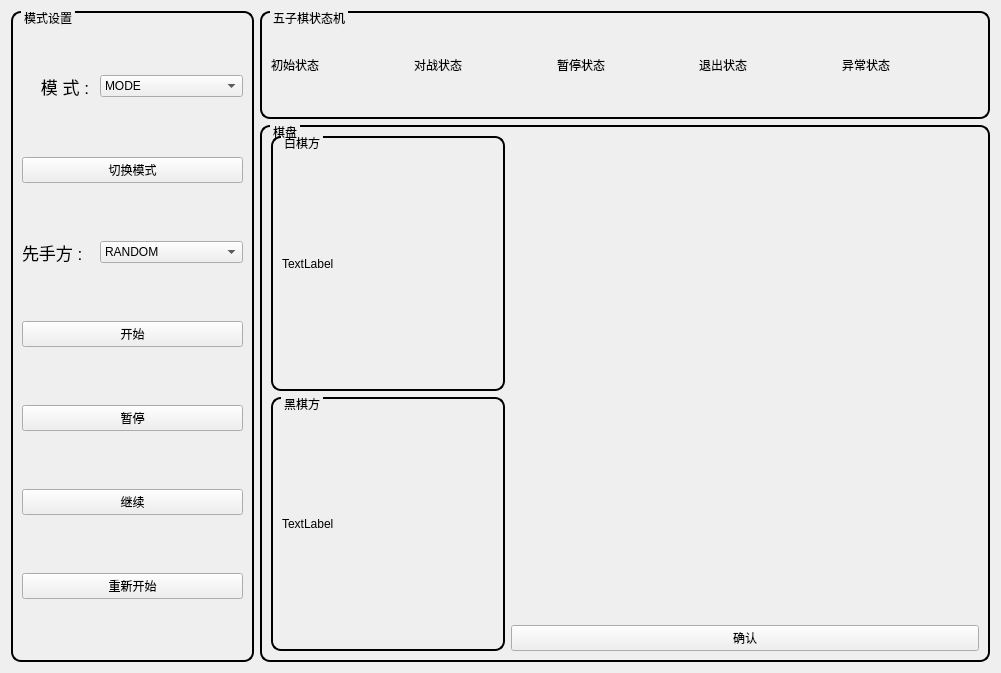
The window that gobangwidget.ui (StoneRobot/grabrb_ui) describes before a commit, drawn with Qt 5.
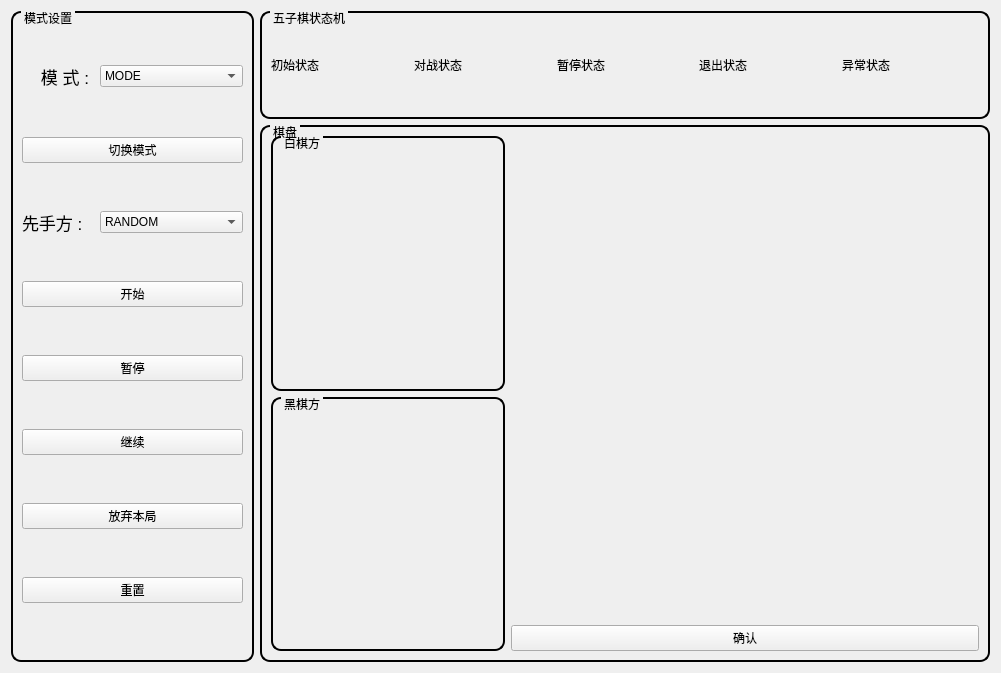
The same window after the commit.

The edit to the form file:
```diff
--- a/gobangwidget.ui
+++ b/gobangwidget.ui
@@ -162,7 +162,7 @@
                  <item>
                   <widget class="QLabel" name="white_label">
                    <property name="text">
-                    <string>TextLabel</string>
+                    <string/>
                    </property>
                   </widget>
                  </item>
@@ -178,7 +178,7 @@
                  <item>
                   <widget class="QLabel" name="black_label">
                    <property name="text">
-                    <string>TextLabel</string>
+                    <string/>
                    </property>
                   </widget>
                  </item>
@@ -250,7 +250,7 @@
        <property name="flat">
         <bool>false</bool>
        </property>
-       <layout class="QVBoxLayout" name="verticalLayout_2" stretch="2,2,2,2,2,2,2">
+       <layout class="QVBoxLayout" name="verticalLayout_2" stretch="2,2,2,2,2,2,2,0">
         <item>
          <layout class="QHBoxLayout" name="horizontalLayout_2" stretch="1,2">
           <property name="sizeConstraint">
@@ -374,7 +374,14 @@
         <item>
          <widget class="QPushButton" name="RestartButton">
           <property name="text">
-           <string>重新开始</string>
+           <string>放弃本局</string>
+          </property>
+         </widget>
+        </item>
+        <item>
+         <widget class="QPushButton" name="ResetButton">
+          <property name="text">
+           <string>重置</string>
           </property>
          </widget>
         </item>
```
